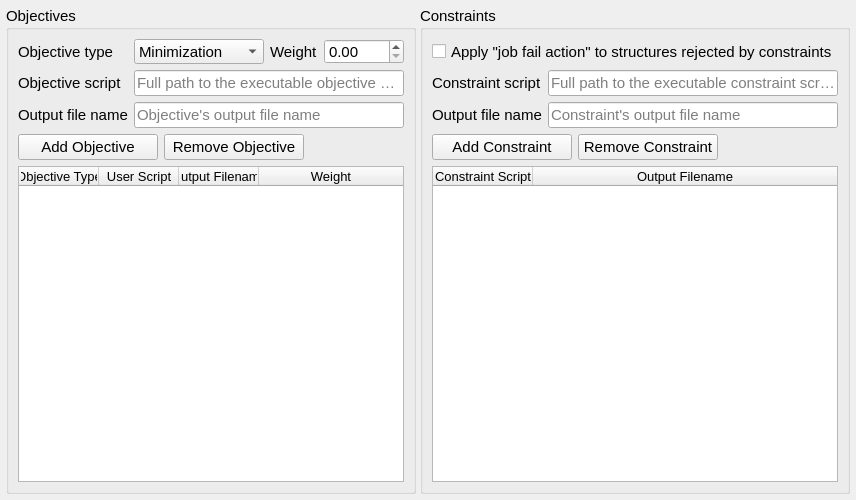
Before: the Qt Designer form src/xtalopt/gui/tab_mo.ui in xtalopt/XtalOpt, drawn with Qt 5.
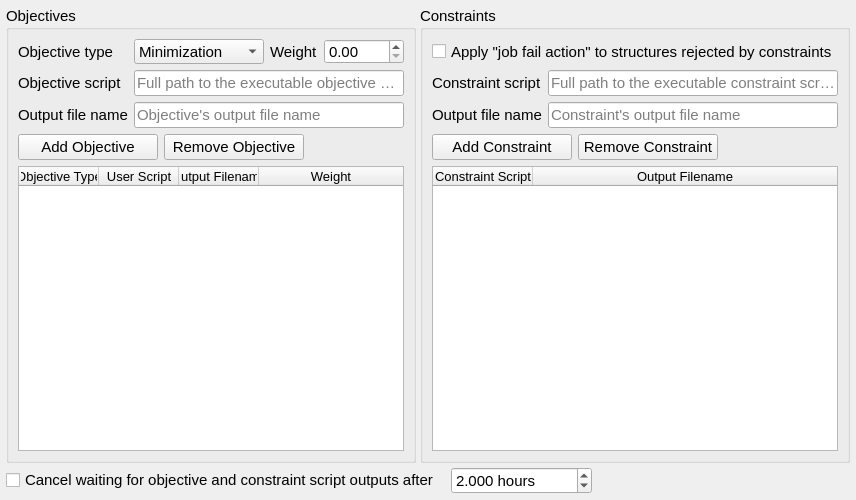
After: the same form once the commit is applied.

```diff
--- a/src/xtalopt/gui/tab_mo.ui
+++ b/src/xtalopt/gui/tab_mo.ui
@@ -625,6 +625,82 @@
      </layout>
     </widget>
    </item>
+   <item row="1" column="0" colspan="2">
+    <layout class="QHBoxLayout" name="horizontalLayout_scriptTimeout">
+     <item>
+      <widget class="QCheckBox" name="cb_cancelScriptAfterTime">
+       <property name="font">
+        <font>
+         <pointsize>11</pointsize>
+        </font>
+       </property>
+       <property name="toolTip">
+        <string>&lt;html&gt;&lt;head/&gt;&lt;body&gt;&lt;p&gt;Cancel waiting for an objective/constraint script's output after the set time and mark the calculation failed. This only cancels the wait; any external work is not killed.&lt;/p&gt;&lt;/body&gt;&lt;/html&gt;</string>
+       </property>
+       <property name="text">
+        <string>Cancel waiting for objective and constraint script outputs after</string>
+       </property>
+      </widget>
+     </item>
+     <item>
+      <spacer name="horizontalSpacer_scriptTimeoutGap">
+       <property name="orientation">
+        <enum>Qt::Horizontal</enum>
+       </property>
+       <property name="sizeType">
+        <enum>QSizePolicy::Fixed</enum>
+       </property>
+       <property name="sizeHint" stdset="0">
+        <size>
+         <width>8</width>
+         <height>20</height>
+        </size>
+       </property>
+      </spacer>
+     </item>
+     <item>
+      <widget class="QDoubleSpinBox" name="spin_hoursForCancelScript">
+       <property name="minimumSize">
+        <size>
+         <width>0</width>
+         <height>25</height>
+        </size>
+       </property>
+       <property name="toolTip">
+        <string>&lt;html&gt;&lt;head/&gt;&lt;body&gt;&lt;p&gt;Cancel waiting for a script's output file after this many hours and mark the calculation failed (used only when the box on the left is checked).&lt;/p&gt;&lt;/body&gt;&lt;/html&gt;</string>
+       </property>
+       <property name="suffix">
+        <string> hours</string>
+       </property>
+       <property name="decimals">
+        <number>3</number>
+       </property>
+       <property name="minimum">
+        <double>0.001000000000000</double>
+       </property>
+       <property name="maximum">
+        <double>10000.000000000000000</double>
+       </property>
+       <property name="value">
+        <double>2.000000000000000</double>
+       </property>
+      </widget>
+     </item>
+     <item>
+      <spacer name="horizontalSpacer_scriptTimeout">
+       <property name="orientation">
+        <enum>Qt::Horizontal</enum>
+       </property>
+       <property name="sizeHint" stdset="0">
+        <size>
+         <width>40</width>
+         <height>20</height>
+        </size>
+       </property>
+      </spacer>
+     </item>
+    </layout>
+   </item>
   </layout>
  </widget>
  <tabstops>
```
